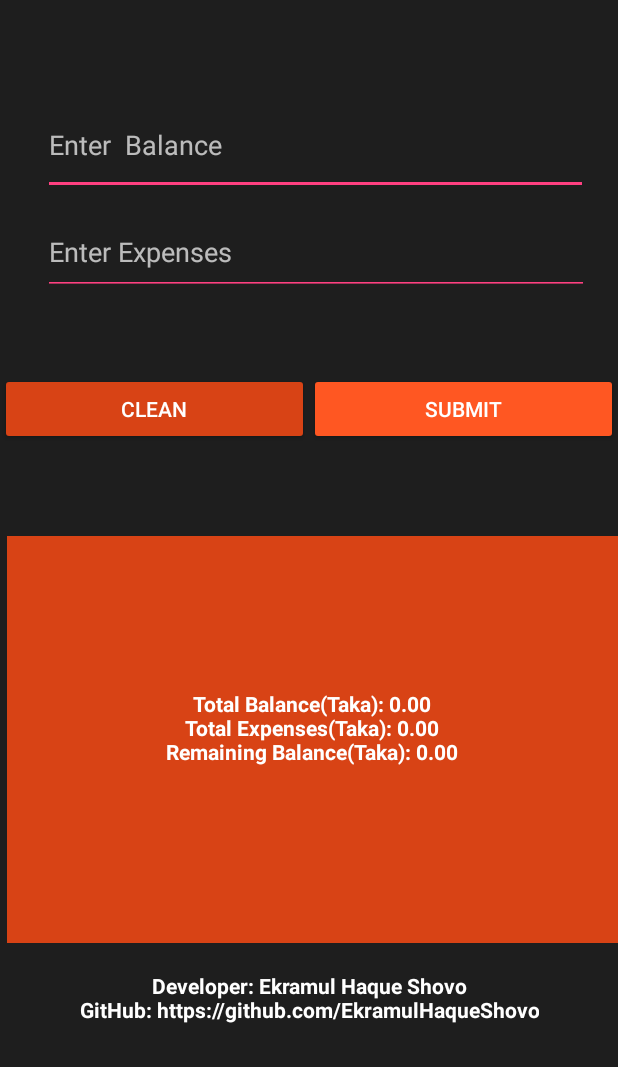
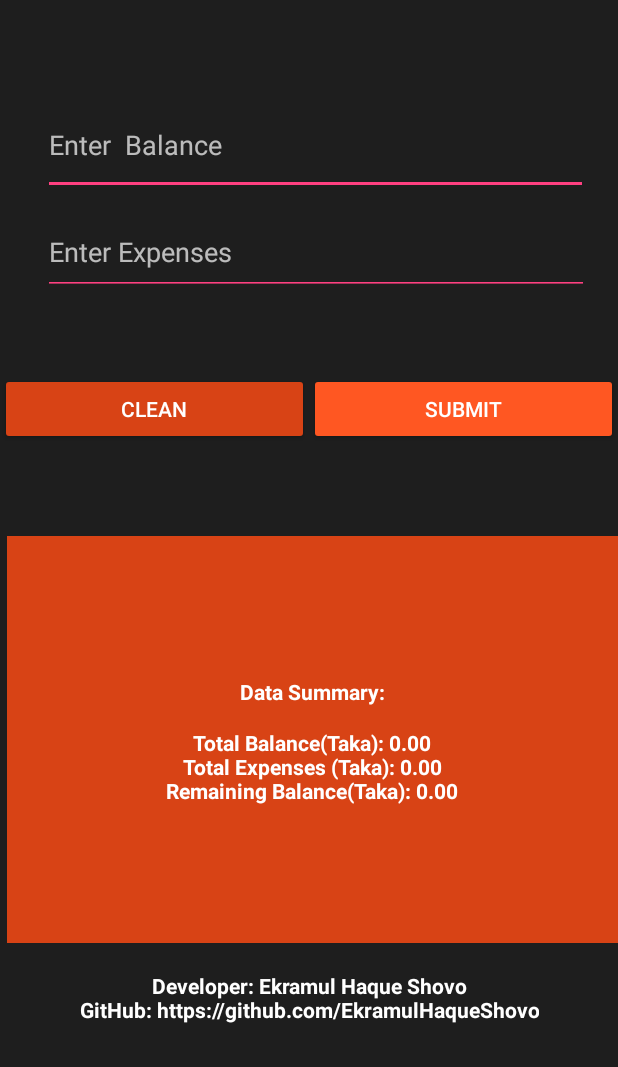
Before and after one commit to EkramulHaqueShovo/ExpenseTracker-Android-Application-, an Android app: the screen it shows after launch (MainActivity), on a phone screen of 412 x 824 dp, the part 169-1236 px from its top. Run offline under Robolectric (Android 15) with nearby library versions, the phone set to English and light mode, and no system bars.

Commit message:
Update MainActivity.java

```diff
--- a/app/src/main/java/com/example/expensestracker/expensetracker/MainActivity.java
+++ b/app/src/main/java/com/example/expensestracker/expensetracker/MainActivity.java
@@ -7,6 +7,9 @@ import android.database.sqlite.SQLiteDatabase;
 import android.database.sqlite.SQLiteOpenHelper;
 import android.os.Bundle;
 import android.util.Log;
+import android.text.Html;
+
+
 import android.view.View;
 import android.widget.Button;
 import android.widget.EditText;
@@ -120,12 +123,19 @@ public class MainActivity extends AppCompatActivity {
         double remainingBalance = totalBalance - totalExpenses;
 
         StringBuilder resultMessage = new StringBuilder();
-        resultMessage.append(String.format("Total Balance(Taka): %.2f\n", totalBalance));
-        resultMessage.append(String.format("Total Expenses(Taka): %.2f\n", totalExpenses));
-        resultMessage.append(String.format("Remaining Balance(Taka): %.2f\n", remainingBalance));
+        resultMessage.append("<br/><b>Data Summary:</b><br/><br/>");
+        resultMessage.append("<b>Total Balance(Taka):</b> ").append(String.format("%.2f<br/>", totalBalance));
+        resultMessage.append("<b>Total Expenses (Taka):</b> ").append(String.format("%.2f<br/>", totalExpenses));
+        resultMessage.append("<b>Remaining Balance(Taka):</b> ").append(String.format("%.2f<br/>", remainingBalance));
 
-        resultLabel.setText(resultMessage.toString());
+
+
+
+        resultLabel.setText(Html.fromHtml(resultMessage.toString(), Html.FROM_HTML_MODE_LEGACY), TextView.BufferType.SPANNABLE);
     }
+
+
+
 
     private void clearInputFields() {
         editTextTotalBalance.getText().clear();
```
